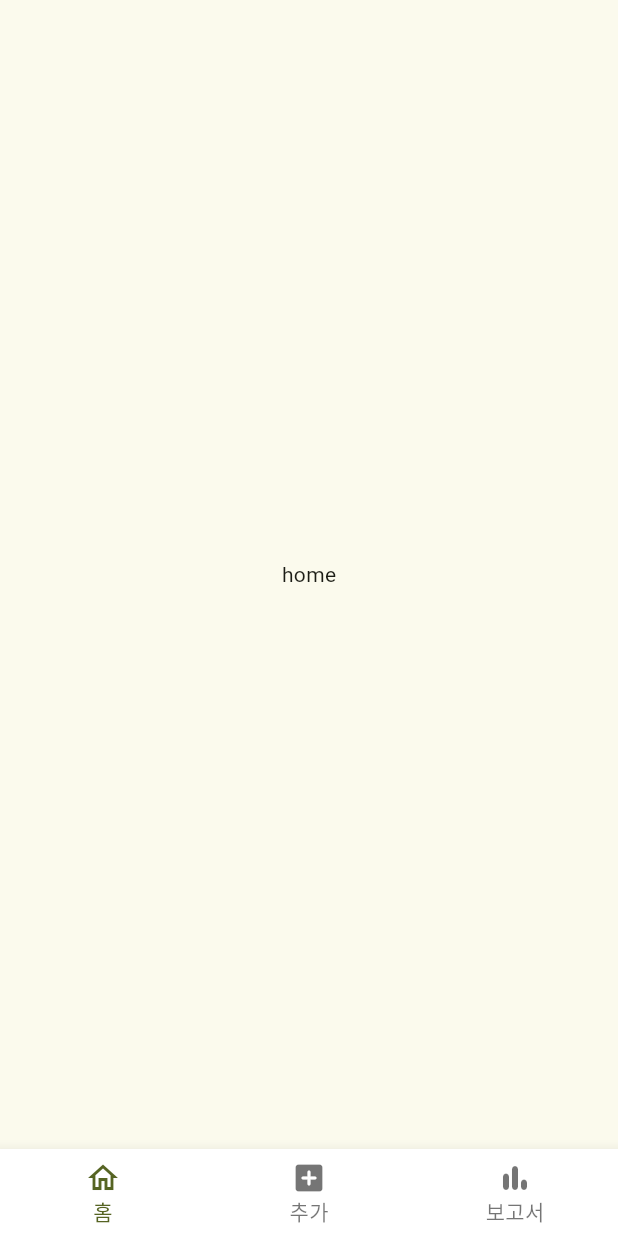
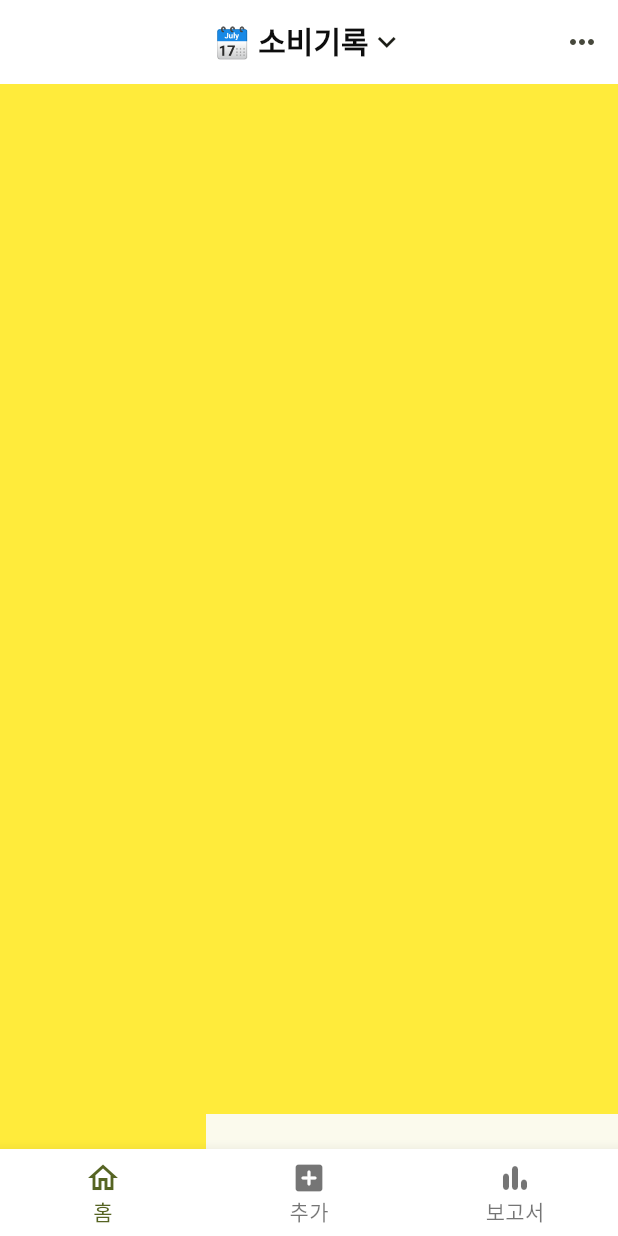
Before and after one commit to lxxyeon/SobieNote_Android, a Flutter app: the screen it shows after launch, on a phone screen of 412 x 824 dp. Run offline on Flutter 3.47's test engine with Material 3 defaults, Android fonts, the phone set to English and light mode, and no system bars; our stand-ins replace device_info_plus, image_cropper, image_picker, permission_handler.

Commit message:
[ADD] 홈화면 app bar 작업 및 grid 구조 세팅, 설정화면

```diff
--- /dev/null
+++ b/sobienote_flutter/lib/common/const/text_style.dart
@@ -0,0 +1,9 @@
+import 'package:flutter/material.dart';
+
+import 'colors.dart';
+
+const TextStyle kTitleTextStyle = TextStyle(
+  fontWeight: FontWeight.bold,
+  fontSize: 20,
+  color: GRAY_00
+);
--- a/sobienote_flutter/lib/component/default_layout.dart
+++ b/sobienote_flutter/lib/component/default_layout.dart
@@ -2,16 +2,22 @@ import 'package:flutter/material.dart';
 
 class DefaultLayout extends StatelessWidget {
   final Widget child;
+  final PreferredSizeWidget? appBar;
   final Widget? bottomNavigationBar;
 
   const DefaultLayout({
     super.key,
     required this.child,
+    this.appBar,
     this.bottomNavigationBar,
   });
 
   @override
   Widget build(BuildContext context) {
-    return Scaffold(body: child, bottomNavigationBar: bottomNavigationBar);
+    return Scaffold(
+      appBar: appBar,
+      body: child,
+      bottomNavigationBar: bottomNavigationBar,
+    );
   }
 }
--- a/sobienote_flutter/lib/view/home_screen.dart
+++ b/sobienote_flutter/lib/view/home_screen.dart
@@ -1,10 +1,47 @@
 import 'package:flutter/material.dart';
+import 'package:sobienote_flutter/view/setting_screen.dart';
+
+import '../common/const/text_style.dart';
 
 class HomeScreen extends StatelessWidget {
   const HomeScreen({super.key});
 
   @override
   Widget build(BuildContext context) {
-    return const Center(child: Text('home'));
+    return CustomScrollView(
+      slivers: [
+        SliverAppBar(
+          backgroundColor: Colors.white,
+          pinned: true,
+          centerTitle: true,
+          title: GestureDetector(
+            child: Row(
+              mainAxisSize: MainAxisSize.min,
+              children: [
+                Text('🗓 소비기록', style: kTitleTextStyle),
+                Icon(Icons.keyboard_arrow_down),
+              ],
+            ),
+          ),
+          actions: [
+            IconButton(
+              onPressed: () {
+                Navigator.push(
+                  context,
+                  MaterialPageRoute(builder: (context) => SettingScreen()),
+                );
+              },
+              icon: Icon(Icons.more_horiz),
+            ),
+          ],
+        ),
+        SliverGrid(
+          delegate: SliverChildBuilderDelegate((context, index) {
+            return ColoredBox(color: Colors.yellow,);
+          }, childCount: 16),
+          gridDelegate: SliverGridDelegateWithFixedCrossAxisCount(crossAxisCount: 3),
+        ),
+      ],
+    );
   }
 }
```
Also changed, not shown: sobienote_flutter/lib/view/setting_screen.dart (added, +40 -0 lines).
